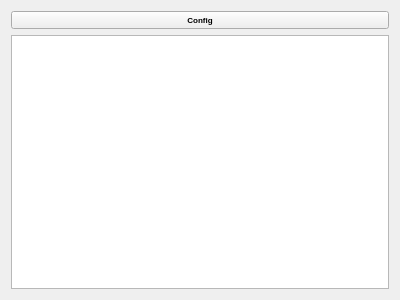
First picture: the form in gui/gui/widget.ui, repository Darkbblue/DanMuYa, before the edit.
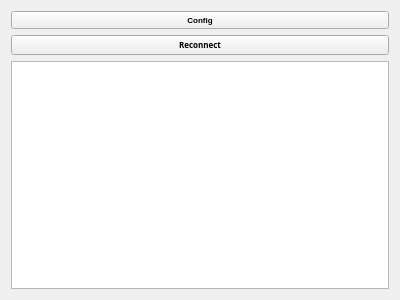
Second picture: the form after the edit.

Patch:
```diff
--- a/gui/gui/widget.ui
+++ b/gui/gui/widget.ui
@@ -17,7 +17,7 @@
    <string notr="true"/>
   </property>
   <layout class="QGridLayout" name="gridLayout">
-   <item row="1" column="0">
+   <item row="2" column="0">
     <widget class="QTextBrowser" name="textBrowser">
      <property name="font">
       <font>
@@ -56,6 +56,21 @@
      </property>
     </widget>
    </item>
+   <item row="1" column="0">
+    <widget class="QPushButton" name="pushButton_2">
+     <property name="font">
+      <font>
+       <family>Microsoft YaHei</family>
+       <pointsize>6</pointsize>
+       <weight>75</weight>
+       <bold>true</bold>
+      </font>
+     </property>
+     <property name="text">
+      <string>Reconnect</string>
+     </property>
+    </widget>
+   </item>
   </layout>
  </widget>
  <layoutdefault spacing="6" margin="11"/>
```
